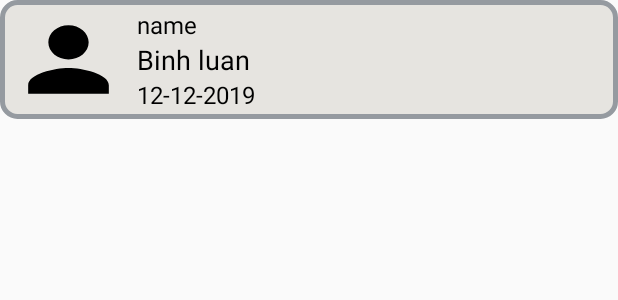
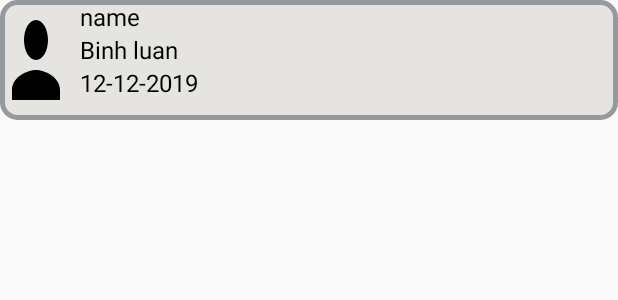
Before and after one commit to datb1505711/Nongsann, an Android app: the layout dong_chat.xml on its own in the app's theme, with its tools: preview values and no code run, on a phone screen of 412 x 824 dp. Shown: the top 300 px of the screen. Run offline under Robolectric (Android 15) with nearby library versions, the phone set to English and light mode, and no system bars.

Commit message:
no message

```diff
--- a/NongSan/app/src/main/res/layout/activity_splash.xml
+++ b/NongSan/app/src/main/res/layout/activity_splash.xml
@@ -72,7 +72,7 @@
             />
         <TextView
             android:layout_marginTop="10sp"
-            android:text="Tạo Tài Khoản"
+            android:text=""
             android:textColor="@android:color/white"
             android:textSize="18sp"
             android:layout_width="wrap_content"
--- a/NongSan/app/src/main/res/layout/dong_chat.xml
+++ b/NongSan/app/src/main/res/layout/dong_chat.xml
@@ -5,7 +5,6 @@
     android:orientation="vertical"
     android:weightSum="10">
     <LinearLayout
-        android:padding="5sp"
         android:weightSum="10"
         android:background="@drawable/csschat"
         android:layout_width="match_parent"
@@ -13,15 +12,15 @@
         android:orientation="horizontal">
         <LinearLayout
             android:background="@drawable/user"
-            android:layout_weight="8"
-            android:layout_width="match_parent"
-            android:layout_height="match_parent"
+            android:layout_weight="4"
+            android:layout_width="80dp"
+            android:layout_height="80dp"
             >
         </LinearLayout>
         <LinearLayout
             android:paddingLeft="5sp"
             android:orientation="vertical"
-            android:layout_weight="4"
+            android:layout_weight="6"
             android:layout_width="match_parent"
             android:layout_height="match_parent"
             >
@@ -40,7 +39,7 @@
             android:maxLines="2"
             android:text="Binh luan"
             android:textColor="@android:color/black"
-            android:textSize="18sp" />
+            android:textSize="16sp" />
         <TextView
             android:id="@+id/txtNgayTaoBinhLuan"
             android:layout_width="match_parent"
```
